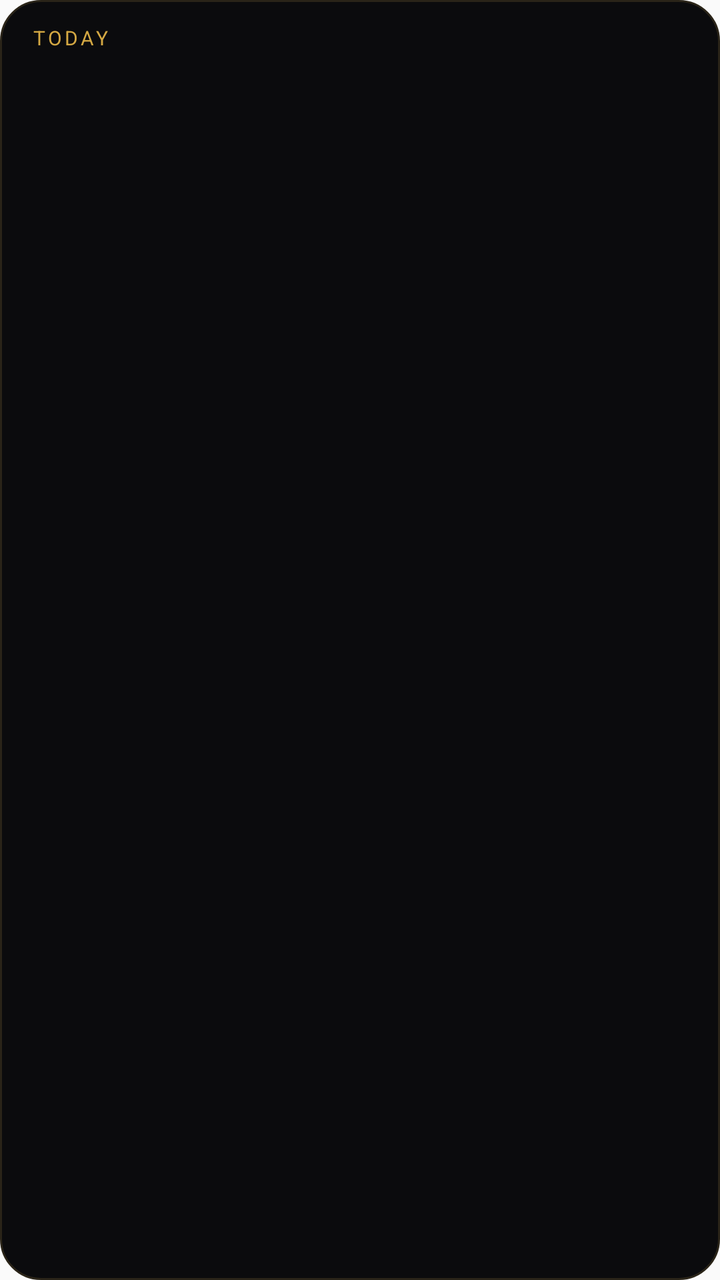
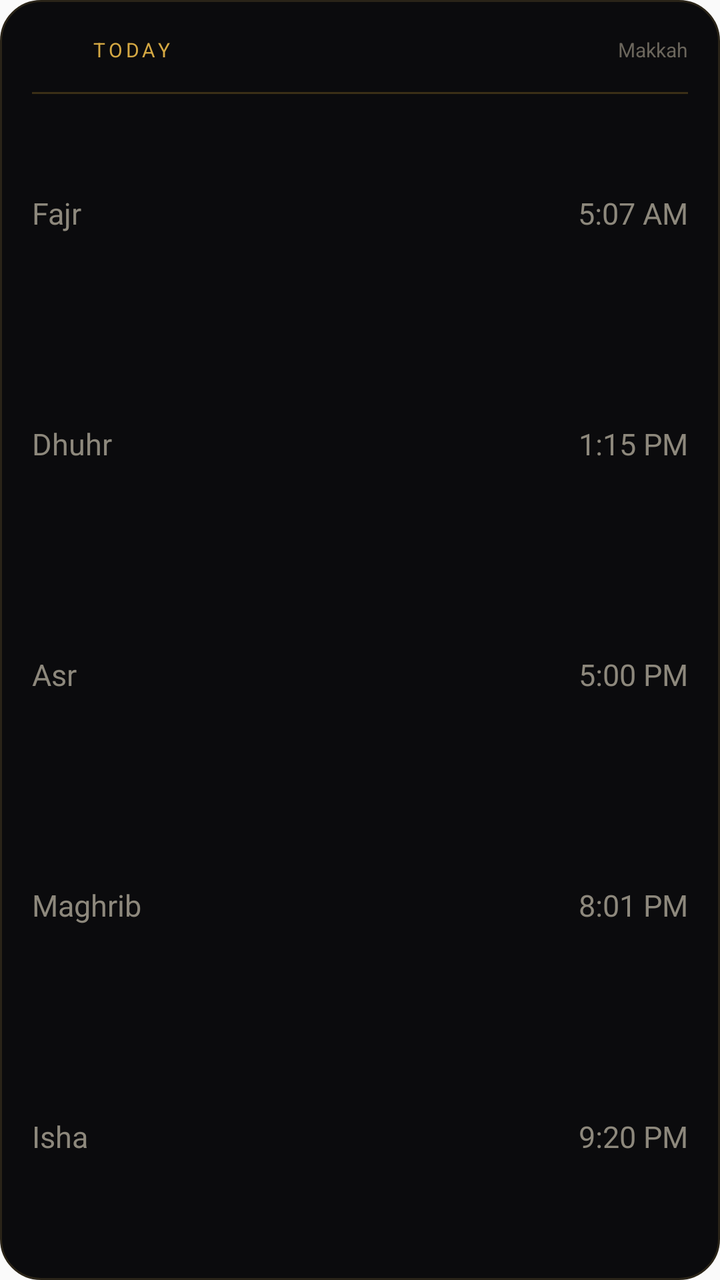

Compare the two renders of this Android layout. The source of the first and the diff that turns it into the second are given below.
<!-- AndroidManifest.xml: application theme AppTheme -->
<!-- res/layout/widget_prayer_times.xml -->
<?xml version="1.0" encoding="utf-8"?>
<LinearLayout xmlns:android="http://schemas.android.com/apk/res/android"
    android:id="@+id/pt_root"
    android:layout_width="match_parent"
    android:layout_height="match_parent"
    android:orientation="vertical"
    android:background="@drawable/widget_bg"
    android:paddingLeft="16dp"
    android:paddingRight="16dp"
    android:paddingTop="12dp"
    android:paddingBottom="12dp">

    <LinearLayout
        android:layout_width="match_parent"
        android:layout_height="wrap_content"
        android:orientation="horizontal"
        android:baselineAligned="false"
        android:layout_marginBottom="6dp">
        <TextView
            android:id="@+id/pt_label"
            android:layout_width="0dp"
            android:layout_weight="1"
            android:layout_height="wrap_content"
            android:text="TODAY"
            android:textColor="#D4A843"
            android:textSize="10sp"
            android:letterSpacing="0.14"
            android:maxLines="1" />
        <TextView
            android:id="@+id/pt_city"
            android:layout_width="wrap_content"
            android:layout_height="wrap_content"
            android:textColor="#6B665C"
            android:textSize="10sp"
            android:maxLines="1"
            android:ellipsize="end" />
    </LinearLayout>

    <LinearLayout android:id="@+id/pt_row_0" android:layout_width="match_parent" android:layout_height="0dp" android:layout_weight="1" android:orientation="horizontal" android:gravity="center_vertical" android:baselineAligned="false">
        <TextView android:id="@+id/pt_name_0" android:layout_width="0dp" android:layout_weight="1" android:layout_height="wrap_content" android:textSize="14sp" android:textColor="#8D887C" android:maxLines="1" />
        <TextView android:id="@+id/pt_time_0" android:layout_width="wrap_content" android:layout_height="wrap_content" android:textSize="14sp" android:textColor="#8D887C" android:maxLines="1" />
    </LinearLayout>
    <LinearLayout android:id="@+id/pt_row_1" android:layout_width="match_parent" android:layout_height="0dp" android:layout_weight="1" android:orientation="horizontal" android:gravity="center_vertical" android:baselineAligned="false">
        <TextView android:id="@+id/pt_name_1" android:layout_width="0dp" android:layout_weight="1" android:layout_height="wrap_content" android:textSize="14sp" android:textColor="#8D887C" android:maxLines="1" />
        <TextView android:id="@+id/pt_time_1" android:layout_width="wrap_content" android:layout_height="wrap_content" android:textSize="14sp" android:textColor="#8D887C" android:maxLines="1" />
    </LinearLayout>
    <LinearLayout android:id="@+id/pt_row_2" android:layout_width="match_parent" android:layout_height="0dp" android:layout_weight="1" android:orientation="horizontal" android:gravity="center_vertical" android:baselineAligned="false">
        <TextView android:id="@+id/pt_name_2" android:layout_width="0dp" android:layout_weight="1" android:layout_height="wrap_content" android:textSize="14sp" android:textColor="#8D887C" android:maxLines="1" />
        <TextView android:id="@+id/pt_time_2" android:layout_width="wrap_content" android:layout_height="wrap_content" android:textSize="14sp" android:textColor="#8D887C" android:maxLines="1" />
    </LinearLayout>
    <LinearLayout android:id="@+id/pt_row_3" android:layout_width="match_parent" android:layout_height="0dp" android:layout_weight="1" android:orientation="horizontal" android:gravity="center_vertical" android:baselineAligned="false">
        <TextView android:id="@+id/pt_name_3" android:layout_width="0dp" android:layout_weight="1" android:layout_height="wrap_content" android:textSize="14sp" android:textColor="#8D887C" android:maxLines="1" />
        <TextView android:id="@+id/pt_time_3" android:layout_width="wrap_content" android:layout_height="wrap_content" android:textSize="14sp" android:textColor="#8D887C" android:maxLines="1" />
    </LinearLayout>
    <LinearLayout android:id="@+id/pt_row_4" android:layout_width="match_parent" android:layout_height="0dp" android:layout_weight="1" android:orientation="horizontal" android:gravity="center_vertical" android:baselineAligned="false">
        <TextView android:id="@+id/pt_name_4" android:layout_width="0dp" android:layout_weight="1" android:layout_height="wrap_content" android:textSize="14sp" android:textColor="#8D887C" android:maxLines="1" />
        <TextView android:id="@+id/pt_time_4" android:layout_width="wrap_content" android:layout_height="wrap_content" android:textSize="14sp" android:textColor="#8D887C" android:maxLines="1" />
    </LinearLayout>
</LinearLayout>
<!-- resources referenced by this layout -->
<resources>
  <!-- drawable widget_bg (drawable) -->
  <?xml version="1.0" encoding="utf-8"?>
  <shape xmlns:android="http://schemas.android.com/apk/res/android" android:shape="rectangle">
      <solid android:color="#0B0B0D" />
      <corners android:radius="20dp" />
      <stroke android:width="1dp" android:color="#2A2418" />
  </shape>
  <style name="AppTheme" parent="Theme.AppCompat.Light.DarkActionBar">
          
          <item name="colorPrimary">@color/colorPrimary</item>
          <item name="colorPrimaryDark">@color/colorPrimaryDark</item>
          <item name="colorAccent">@color/colorAccent</item>
      </style>
</resources>

<!-- the commit's change to res/layout/widget_prayer_times.xml (unified diff, before → after) -->
@@ -1,59 +1,46 @@
 <?xml version="1.0" encoding="utf-8"?>
-<LinearLayout xmlns:android="http://schemas.android.com/apk/res/android"
+<FrameLayout xmlns:android="http://schemas.android.com/apk/res/android"
     android:id="@+id/pt_root"
     android:layout_width="match_parent"
     android:layout_height="match_parent"
-    android:orientation="vertical"
-    android:background="@drawable/widget_bg"
-    android:paddingLeft="16dp"
-    android:paddingRight="16dp"
-    android:paddingTop="12dp"
-    android:paddingBottom="12dp">
+    android:background="@drawable/widget_bg">
+
+    <ImageView android:id="@+id/pt_art" android:layout_width="match_parent" android:layout_height="match_parent" android:scaleType="fitXY" android:contentDescription="@null" />
 
     <LinearLayout
         android:layout_width="match_parent"
-        android:layout_height="wrap_content"
-        android:orientation="horizontal"
-        android:baselineAligned="false"
-        android:layout_marginBottom="6dp">
-        <TextView
-            android:id="@+id/pt_label"
-            android:layout_width="0dp"
-            android:layout_weight="1"
-            android:layout_height="wrap_content"
-            android:text="TODAY"
-            android:textColor="#D4A843"
-            android:textSize="10sp"
-            android:letterSpacing="0.14"
-            android:maxLines="1" />
-        <TextView
-            android:id="@+id/pt_city"
-            android:layout_width="wrap_content"
-            android:layout_height="wrap_content"
-            android:textColor="#6B665C"
-            android:textSize="10sp"
-            android:maxLines="1"
-            android:ellipsize="end" />
+        android:layout_height="match_parent"
+        android:orientation="vertical"
+        android:paddingLeft="16dp" android:paddingRight="16dp"
+        android:paddingTop="14dp" android:paddingBottom="14dp">
+
+        <LinearLayout android:layout_width="match_parent" android:layout_height="wrap_content" android:orientation="horizontal" android:gravity="center_vertical" android:baselineAligned="false">
+            <ImageView android:id="@+id/pt_badge" android:layout_width="22dp" android:layout_height="22dp" android:layout_marginEnd="8dp" android:contentDescription="@null" />
+            <TextView android:id="@+id/pt_label" android:layout_width="0dp" android:layout_weight="1" android:layout_height="wrap_content" android:text="TODAY" android:textColor="#D4A843" android:textSize="10sp" android:letterSpacing="0.16" android:maxLines="1" />
+            <TextView android:id="@+id/pt_city" android:layout_width="wrap_content" android:layout_height="wrap_content" android:text="Makkah" android:textColor="#6B665C" android:textSize="10sp" android:maxLines="1" android:ellipsize="end" />
+        </LinearLayout>
+
+        <ImageView android:layout_width="match_parent" android:layout_height="1dp" android:layout_marginTop="10dp" android:layout_marginBottom="2dp" android:background="#3A2F16" android:contentDescription="@null" />
+
+        <LinearLayout android:id="@+id/pt_row_0" android:layout_width="match_parent" android:layout_height="0dp" android:layout_weight="1" android:orientation="horizontal" android:gravity="center_vertical" android:baselineAligned="false">
+            <TextView android:id="@+id/pt_name_0" android:layout_width="0dp" android:layout_weight="1" android:layout_height="wrap_content" android:text="Fajr" android:textSize="15sp" android:textColor="#8D887C" android:maxLines="1" />
+            <TextView android:id="@+id/pt_time_0" android:layout_width="wrap_content" android:layout_height="wrap_content" android:text="5:07 AM" android:textSize="15sp" android:textColor="#8D887C" android:maxLines="1" />
+        </LinearLayout>
+        <LinearLayout android:id="@+id/pt_row_1" android:layout_width="match_parent" android:layout_height="0dp" android:layout_weight="1" android:orientation="horizontal" android:gravity="center_vertical" android:baselineAligned="false">
+            <TextView android:id="@+id/pt_name_1" android:layout_width="0dp" android:layout_weight="1" android:layout_height="wrap_content" android:text="Dhuhr" android:textSize="15sp" android:textColor="#8D887C" android:maxLines="1" />
+            <TextView android:id="@+id/pt_time_1" android:layout_width="wrap_content" android:layout_height="wrap_content" android:text="1:15 PM" android:textSize="15sp" android:textColor="#8D887C" android:maxLines="1" />
+        </LinearLayout>
+        <LinearLayout android:id="@+id/pt_row_2" android:layout_width="match_parent" android:layout_height="0dp" android:layout_weight="1" android:orientation="horizontal" android:gravity="center_vertical" android:baselineAligned="false">
+            <TextView android:id="@+id/pt_name_2" android:layout_width="0dp" android:layout_weight="1" android:layout_height="wrap_content" android:text="Asr" android:textSize="15sp" android:textColor="#8D887C" android:maxLines="1" />
+            <TextView android:id="@+id/pt_time_2" android:layout_width="wrap_content" android:layout_height="wrap_content" android:text="5:00 PM" android:textSize="15sp" android:textColor="#8D887C" android:maxLines="1" />
+        </LinearLayout>
+        <LinearLayout android:id="@+id/pt_row_3" android:layout_width="match_parent" android:layout_height="0dp" android:layout_weight="1" android:orientation="horizontal" android:gravity="center_vertical" android:baselineAligned="false">
+            <TextView android:id="@+id/pt_name_3" android:layout_width="0dp" android:layout_weight="1" android:layout_height="wrap_content" android:text="Maghrib" android:textSize="15sp" android:textColor="#8D887C" android:maxLines="1" />
+            <TextView android:id="@+id/pt_time_3" android:layout_width="wrap_content" android:layout_height="wrap_content" android:text="8:01 PM" android:textSize="15sp" android:textColor="#8D887C" android:maxLines="1" />
+        </LinearLayout>
+        <LinearLayout android:id="@+id/pt_row_4" android:layout_width="match_parent" android:layout_height="0dp" android:layout_weight="1" android:orientation="horizontal" android:gravity="center_vertical" android:baselineAligned="false">
+            <TextView android:id="@+id/pt_name_4" android:layout_width="0dp" android:layout_weight="1" android:layout_height="wrap_content" android:text="Isha" android:textSize="15sp" android:textColor="#8D887C" android:maxLines="1" />
+            <TextView android:id="@+id/pt_time_4" android:layout_width="wrap_content" android:layout_height="wrap_content" android:text="9:20 PM" android:textSize="15sp" android:textColor="#8D887C" android:maxLines="1" />
+        </LinearLayout>
     </LinearLayout>
-
-    <LinearLayout android:id="@+id/pt_row_0" android:layout_width="match_parent" android:layout_height="0dp" android:layout_weight="1" android:orientation="horizontal" android:gravity="center_vertical" android:baselineAligned="false">
-        <TextView android:id="@+id/pt_name_0" android:layout_width="0dp" android:layout_weight="1" android:layout_height="wrap_content" android:textSize="14sp" android:textColor="#8D887C" android:maxLines="1" />
-        <TextView android:id="@+id/pt_time_0" android:layout_width="wrap_content" android:layout_height="wrap_content" android:textSize="14sp" android:textColor="#8D887C" android:maxLines="1" />
-    </LinearLayout>
-    <LinearLayout android:id="@+id/pt_row_1" android:layout_width="match_parent" android:layout_height="0dp" android:layout_weight="1" android:orientation="horizontal" android:gravity="center_vertical" android:baselineAligned="false">
-        <TextView android:id="@+id/pt_name_1" android:layout_width="0dp" android:layout_weight="1" android:layout_height="wrap_content" android:textSize="14sp" android:textColor="#8D887C" android:maxLines="1" />
-        <TextView android:id="@+id/pt_time_1" android:layout_width="wrap_content" android:layout_height="wrap_content" android:textSize="14sp" android:textColor="#8D887C" android:maxLines="1" />
-    </LinearLayout>
-    <LinearLayout android:id="@+id/pt_row_2" android:layout_width="match_parent" android:layout_height="0dp" android:layout_weight="1" android:orientation="horizontal" android:gravity="center_vertical" android:baselineAligned="false">
-        <TextView android:id="@+id/pt_name_2" android:layout_width="0dp" android:layout_weight="1" android:layout_height="wrap_content" android:textSize="14sp" android:textColor="#8D887C" android:maxLines="1" />
-        <TextView android:id="@+id/pt_time_2" android:layout_width="wrap_content" android:layout_height="wrap_content" android:textSize="14sp" android:textColor="#8D887C" android:maxLines="1" />
-    </LinearLayout>
-    <LinearLayout android:id="@+id/pt_row_3" android:layout_width="match_parent" android:layout_height="0dp" android:layout_weight="1" android:orientation="horizontal" android:gravity="center_vertical" android:baselineAligned="false">
-        <TextView android:id="@+id/pt_name_3" android:layout_width="0dp" android:layout_weight="1" android:layout_height="wrap_content" android:textSize="14sp" android:textColor="#8D887C" android:maxLines="1" />
-        <TextView android:id="@+id/pt_time_3" android:layout_width="wrap_content" android:layout_height="wrap_content" android:textSize="14sp" android:textColor="#8D887C" android:maxLines="1" />
-    </LinearLayout>
-    <LinearLayout android:id="@+id/pt_row_4" android:layout_width="match_parent" android:layout_height="0dp" android:layout_weight="1" android:orientation="horizontal" android:gravity="center_vertical" android:baselineAligned="false">
-        <TextView android:id="@+id/pt_name_4" android:layout_width="0dp" android:layout_weight="1" android:layout_height="wrap_content" android:textSize="14sp" android:textColor="#8D887C" android:maxLines="1" />
-        <TextView android:id="@+id/pt_time_4" android:layout_width="wrap_content" android:layout_height="wrap_content" android:textSize="14sp" android:textColor="#8D887C" android:maxLines="1" />
-    </LinearLayout>
-</LinearLayout>
+</FrameLayout>
